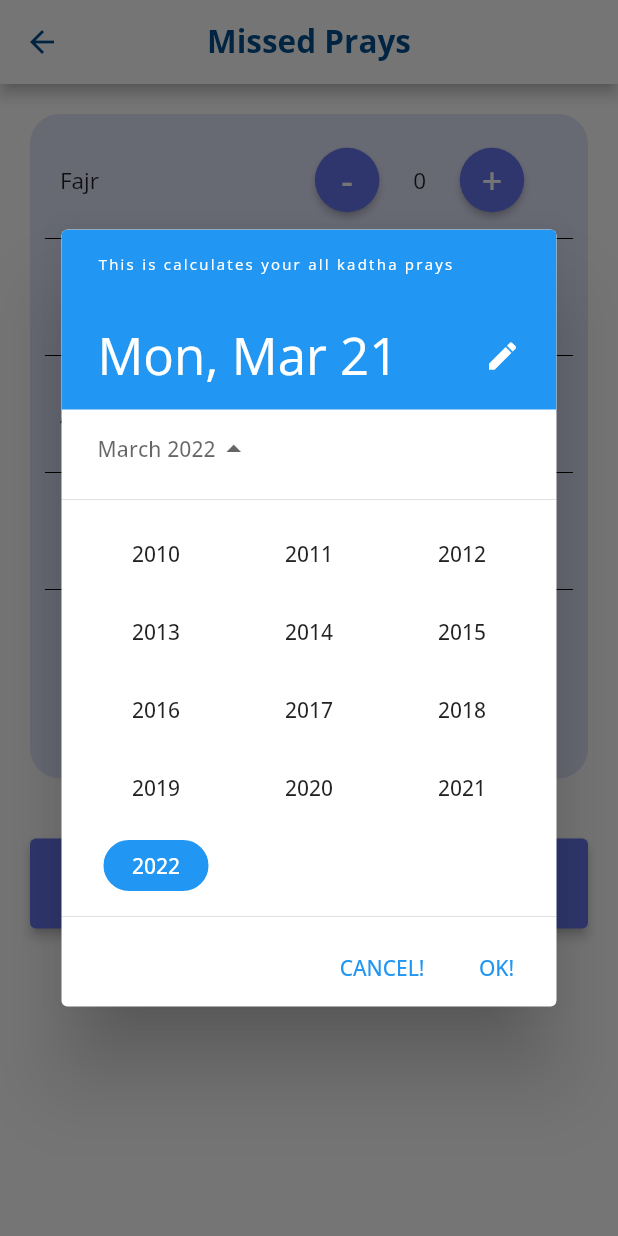
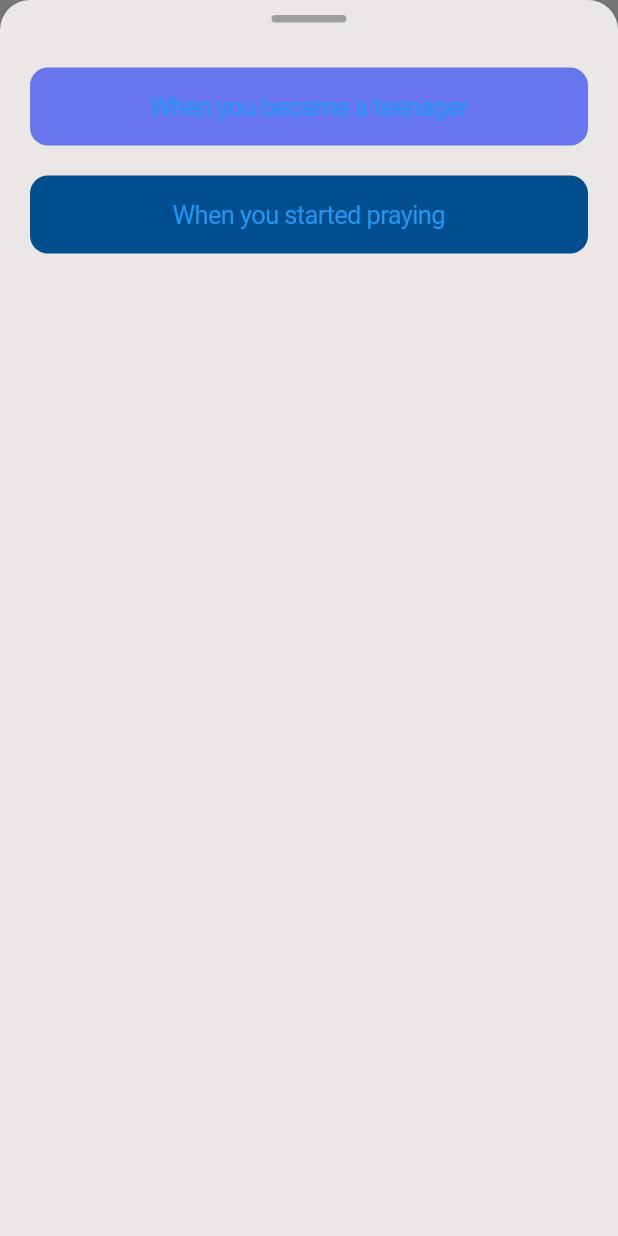
Before and after one commit to Isko21/Mi-raj, a Flutter app: the MissedPrays screen opened directly, after a tap on "Calculate your all missed prays", on a phone screen of 412 x 824 dp. Run offline on Flutter 3.47's test engine with Material 2 defaults, Android fonts, the phone set to English and light mode, and no system bars; our stand-ins replace firebase_auth, firebase_core, font_awesome_flutter, geocoding, google_fonts, google_sign_in and 7 more; missing offline and left inert: cloud_firestore_web, connectivity_for_web, firebase_auth_web, firebase_core_web, flutter_keyboard_visibility_web, flutter_vibrate and 5 more; accounts and stored records are empty; statements that could not run were skipped.

```diff
--- a/lib/pages/sub_pages/missed_prays.dart
+++ b/lib/pages/sub_pages/missed_prays.dart
@@ -1,3 +1,4 @@
+import 'package:flutter/cupertino.dart';
 import 'package:flutter/material.dart';
 import 'package:daily_muslim/components/appbar.dart';
 import 'package:daily_muslim/components/properties.dart';
@@ -88,6 +89,8 @@ class _MissedPraysState extends State<MissedPrays> {
     });
   }
 
+  DateTime teenAge = DateTime.now();
+  DateTime startPraying = DateTime.now();
   @override
   Widget build(BuildContext context) {
     return Scaffold(
@@ -203,19 +206,57 @@ class _MissedPraysState extends State<MissedPrays> {
                       MaterialStateColor.resolveWith((states) => color),
                 ),
                 onPressed: () {
-                  showDatePicker(
-                    context: context,
-                    initialDate: DateTime.now(),
-                    firstDate: DateTime(1950),
-                    lastDate: DateTime.now(),
-                    confirmText: 'OK!',
-                    cancelText: 'CANCEL!',
-                    helpText: 'This is calculates your all kadtha prays',
-                    currentDate: DateTime.now(),
-                    initialDatePickerMode: DatePickerMode.year,
-                  );
+                  showModalBottomSheet<void>(
+                      backgroundColor: Color.fromARGB(255, 235, 231, 231),
+                      isScrollControlled: true,
+                      isDismissible: true,
+                      elevation: 2.0,
+                      shape: RoundedRectangleBorder(
+                        borderRadius: BorderRadius.only(
+                            topLeft: Radius.circular(20),
+                            topRight: Radius.circular(20)),
+                      ),
+                      context: context,
+                      builder: (_) => Container(
+                          padding: EdgeInsets.symmetric(horizontal: 20),
+                          child: Column(
+                            crossAxisAlignment: CrossAxisAlignment.stretch,
+                            children: [
+                              Column(
+                                children: [
+                                  Container(
+                                    margin: EdgeInsets.all(10),
+                                    height: 5,
+                                    width: 50,
+                                    decoration: BoxDecoration(
+                                        color: Colors.grey[500],
+                                        borderRadius: BorderRadius.all(
+                                            Radius.circular(20))),
+                                  ),
+                                ],
+                              ),
+                              SizedBox(
+                                height: 20,
+                              ),
+                              CupertinoButton(
+                                  color: color,
+                                  child: Text(getFirstText(
+                                      teenAge, 'When you became a teenager')),
+                                  onPressed: () =>
+                                      showAndroidTimePicker(context, teenAge)),
+                              SizedBox(
+                                height: 20,
+                              ),
+                              CupertinoButton(
+                                  color: colorStr,
+                                  child: Text(getFirstText(
+                                      teenAge, 'When you started praying')),
+                                  onPressed: () => showIOSDateTimePicker(
+                                      context, startPraying)),
+                            ],
+                          )));
                 },
-                icon: FaIcon(
+                icon: Icon(
                   FontAwesomeIcons.calculator,
                 ),
                 label: Text(
@@ -231,6 +272,44 @@ class _MissedPraysState extends State<MissedPrays> {
         ),
       ),
     );
+  }
+
+  String getFirstText(DateTime dt, String text) {
+    return dt != DateTime.now() ? text : '${dt.month}/${dt.day}/${dt.year}';
+  }
+
+  Future showAndroidTimePicker(context, DateTime dt) async {
+    final newDate = await showDatePicker(
+        context: context,
+        initialDate: DateTime.now(),
+        firstDate: DateTime(DateTime.now().year - 100),
+        lastDate: DateTime.now());
+    setState(() => dt = newDate as DateTime);
+  }
+
+  Future showIOSDateTimePicker(context, DateTime dt) async {
+    showCupertinoModalPopup(
+        context: context,
+        builder: (_) => Container(
+              height: 190,
+              color: Color.fromARGB(255, 255, 255, 255),
+              child: Column(
+                children: [
+                  Container(
+                    height: 180,
+                    child: CupertinoDatePicker(
+                        initialDateTime: DateTime.now(),
+                        mode: CupertinoDatePickerMode.date,
+                        dateOrder: DatePickerDateOrder.mdy,
+                        onDateTimeChanged: (val) {
+                          setState(() {
+                            dt = val;
+                          });
+                        }),
+                  ),
+                ],
+              ),
+            ));
   }
 }
 
```
Also changed, not shown: lib/components/appbar.dart (+7 -9 lines), 31 other files.
